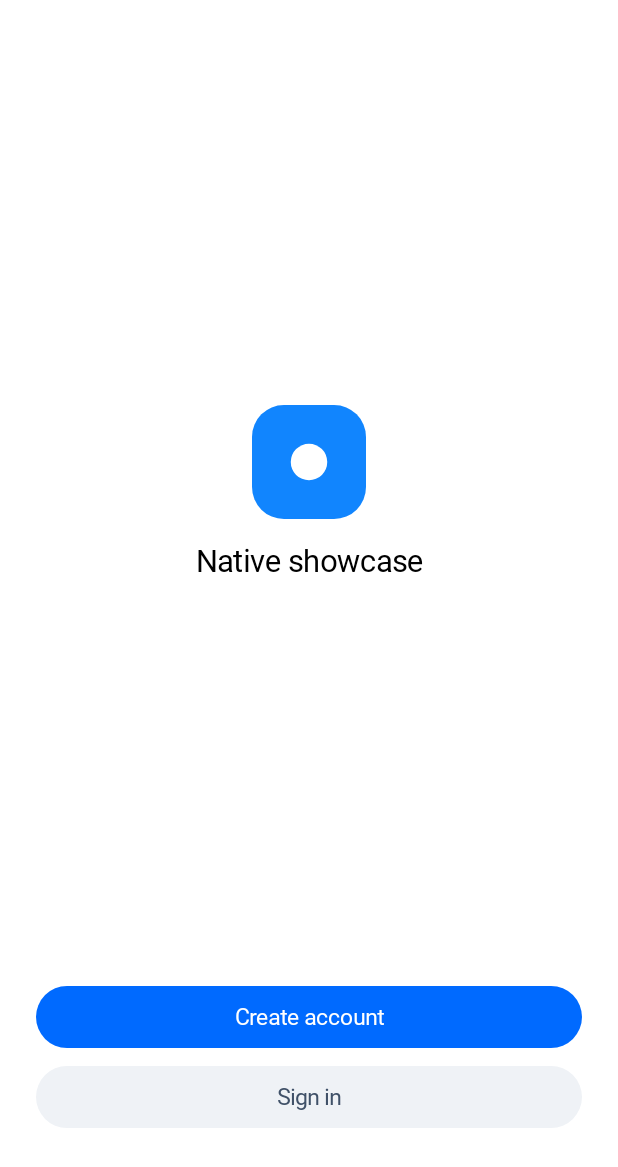
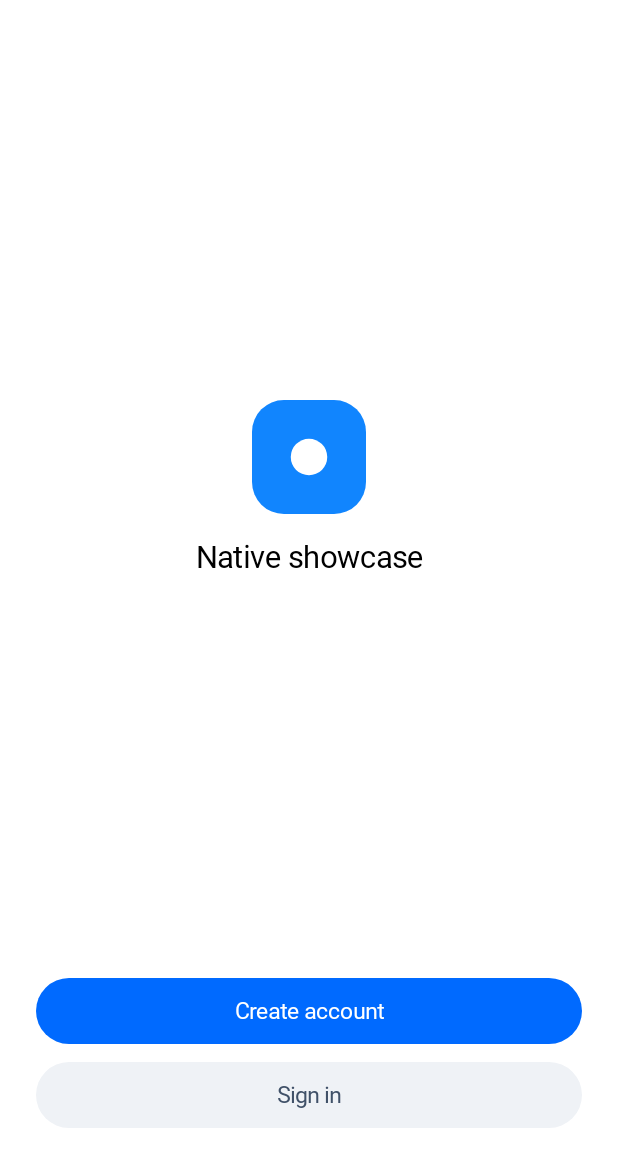
Before and after one commit to oddlyspaced/bluesky-native-android, an Android app built with Jetpack Compose: the screen it shows after launch (MainActivity), on a phone screen of 412 x 824 dp. Shown: the top 1167 px of the screen. Run offline under Robolectric (Android 15) with nearby library versions, the phone set to English and light mode, and no system bars; pictures from the network do not load; Roboto replaces fonts that are not available here.

Commit message:
feat(layout): port React Native text line boxes and tab layout (CP-01)
Review finding A19 and home parity:
- Move line-box handling into alfText: RN natural line pitch 1.2222 em, one RN font-padding block per natural text, and exact boxes for explicit line heights (Trim.None). Screens no longer carry tuned offsets.
- Lay out centred tabs like flexGrow 1 (natural width plus an equal share), draw the 2 dp indicator and the hairline without adding height.
- Use the RN composer prompt paddings and the RN profile header bottom padding.
- Add avatar regions to the licensed-asset mask set and a lock-aware run script.

Measured (fuzz 5%, licensed assets masked): home 3.47%, thread 0.91%, profile 0.98%; noise floor 0 px.

Co-Authored-By: Claude Opus 5 <noreply@anthropic.com>
Claude-Session: https://claude.ai/code/session_01VyNuX6QzkHTdnGfBumeodk

```diff
--- a/android/app/src/main/java/io/nativestarter/showcase/bluesky/designsystem/Components.kt
+++ b/android/app/src/main/java/io/nativestarter/showcase/bluesky/designsystem/Components.kt
@@ -82,7 +82,7 @@ fun Txt(
     BasicText(
         text = text,
         style = if (align != null) style.copy(textAlign = align) else style,
-        modifier = modifier,
+        modifier = if (style.lineHeightStyle == RnNaturalLineHeightStyle) modifier.rnTextBlockPadding() else modifier,
         maxLines = maxLines,
         overflow = TextOverflow.Ellipsis,
     )
--- a/android/app/src/main/java/io/nativestarter/showcase/bluesky/designsystem/Tokens.kt
+++ b/android/app/src/main/java/io/nativestarter/showcase/bluesky/designsystem/Tokens.kt
@@ -1,5 +1,7 @@
 package io.nativestarter.showcase.bluesky.designsystem
 
+import androidx.compose.ui.Modifier
+import androidx.compose.foundation.layout.padding
 import androidx.compose.ui.graphics.Color
 import androidx.compose.ui.text.TextStyle
 import androidx.compose.ui.text.font.Font
@@ -121,8 +123,8 @@ val Inter = FontFamily(
  * - fontSize token; a lineHeight multiplier becomes `Math.round(fontSize * lineHeight)`;
  *   without a multiplier no lineHeight is set on native (natural font metrics).
  * - Inter at the requested weight, `fontVariant: no-contextual` (fonts.ts), letterSpacing TRACKING = 0.
- * - Font padding stays off (Compose default). Measured: turning it on for all text raised the
- *   icon-masked diff on home from 5.12% to 9.24% (PARITY.md, iteration 3).
+ * - Line box without an explicit lineHeight: [RN_NATURAL_LINE_HEIGHT_EM]. It is the one place that
+ *   compensates for how React Native Android lays out Inter; screens never add tuned offsets (review A19).
  */
 fun alfText(
     size: androidx.compose.ui.unit.TextUnit = FontSize.sm,
@@ -135,6 +137,45 @@ fun alfText(
     fontWeight = weight,
     color = color,
     letterSpacing = 0.em,
-    lineHeight = if (leading != null) kotlin.math.round(size.value * leading).sp else androidx.compose.ui.unit.TextUnit.Unspecified,
+    lineHeight = if (leading != null) kotlin.math.round(size.value * leading).sp else (size.value * RN_NATURAL_LINE_HEIGHT_EM).sp,
     fontFeatureSettings = "calt 0",
+    // Compose trims the line height on the first and last line by default (Trim.Both), so a one-line text would
+    // get the font's natural height instead of its line height. RN Android makes the line height the line box.
+    lineHeightStyle = if (leading == null) RnNaturalLineHeightStyle else RnExplicitLineHeightStyle,
 )
+
+/** Marks a style that uses the RN natural line box. [Txt] adds [RN_TEXT_BLOCK_PADDING] around such text. */
+val RnNaturalLineHeightStyle = androidx.compose.ui.text.style.LineHeightStyle(
+    alignment = androidx.compose.ui.text.style.LineHeightStyle.Alignment.Center,
+    trim = androidx.compose.ui.text.style.LineHeightStyle.Trim.None,
+)
+
+/**
+ * Style for an explicit line height (ALF `leading_*`, or a numeric lineHeight): the line box equals the line height,
+ * with no RN text-block padding. It must differ from [RnNaturalLineHeightStyle] so [Txt] can tell them apart.
+ */
+val RnExplicitLineHeightStyle = androidx.compose.ui.text.style.LineHeightStyle(
+    alignment = androidx.compose.ui.text.style.LineHeightStyle.Alignment.Proportional,
+    trim = androidx.compose.ui.text.style.LineHeightStyle.Trim.None,
+)
+
+/**
+ * RN Android `Text` keeps `includeFontPadding = true`: the font padding is added once per text block, above the
+ * first line and below the last line, while lines inside the block keep the metric pitch
+ * ([RN_NATURAL_LINE_HEIGHT_EM]). Measured in the RN Android baseline: each feed post row, which has one natural
+ * single-line text, is 2 px (0.667 dp at density 3) taller than the same row built from the line pitch alone.
+ */
+val RN_TEXT_BLOCK_PADDING = 0.667.dp
+
+/** The RN font padding for a natural-line-height text block, split above and below. */
+fun Modifier.rnTextBlockPadding(): Modifier = this.padding(vertical = RN_TEXT_BLOCK_PADDING / 2)
+
+/**
+ * Line height of React Native Android `Text` with Inter when no lineHeight is set, as a multiple of the font size.
+ * Measured in the RN Android baseline (emulator-5554, density 3): the two lines of the 15 sp Discover notice are
+ * 55 px apart, so one line box is 18.333 dp, and 18.333 / 15 = 1.2222. RN sets no lineHeight on native
+ * (src/alf/typography.tsx `normalizeTextStyles`), so this applies to ALF and legacy text alike.
+ * Rejected alternatives, measured: `includeFontPadding = true` on every text (rows drifted +1.17 dp each) and
+ * 1.255 derived from post-row spacing (row pitch matched, but two-line text was 2 px too tall).
+ */
+const val RN_NATURAL_LINE_HEIGHT_EM = 1.2222f
--- a/android/app/src/main/java/io/nativestarter/showcase/bluesky/feature/profile/ProfileScreen.kt
+++ b/android/app/src/main/java/io/nativestarter/showcase/bluesky/feature/profile/ProfileScreen.kt
@@ -127,7 +127,7 @@ private fun ProfileHeader(profile: io.nativestarter.showcase.bluesky.core.networ
                     .background(Theme.bgContrast25)
                     .testTag(if (profile.banner != null) "userBannerImage" else "userBannerFallback"),
             )
-            Column(Modifier.padding(start = Space.lg, end = Space.lg, top = Space.md, bottom = Space.md)) {
+            Column(Modifier.padding(start = Space.lg, end = Space.lg, top = Space.md, bottom = Space.sm)) {
                 Row(
                     Modifier.fillMaxWidth().padding(bottom = Space.sm),
                     horizontalArrangement = Arrangement.spacedBy(Space.xs, Alignment.End),
```
Also changed, not shown: android/app/src/main/java/io/nativestarter/showcase/bluesky/designsystem/ui/TabBar.kt (+75 -21 lines), android/app/src/main/java/io/nativestarter/showcase/bluesky/feature/feed/HomeScreen.kt (+29 -18 lines), 2 other files.
